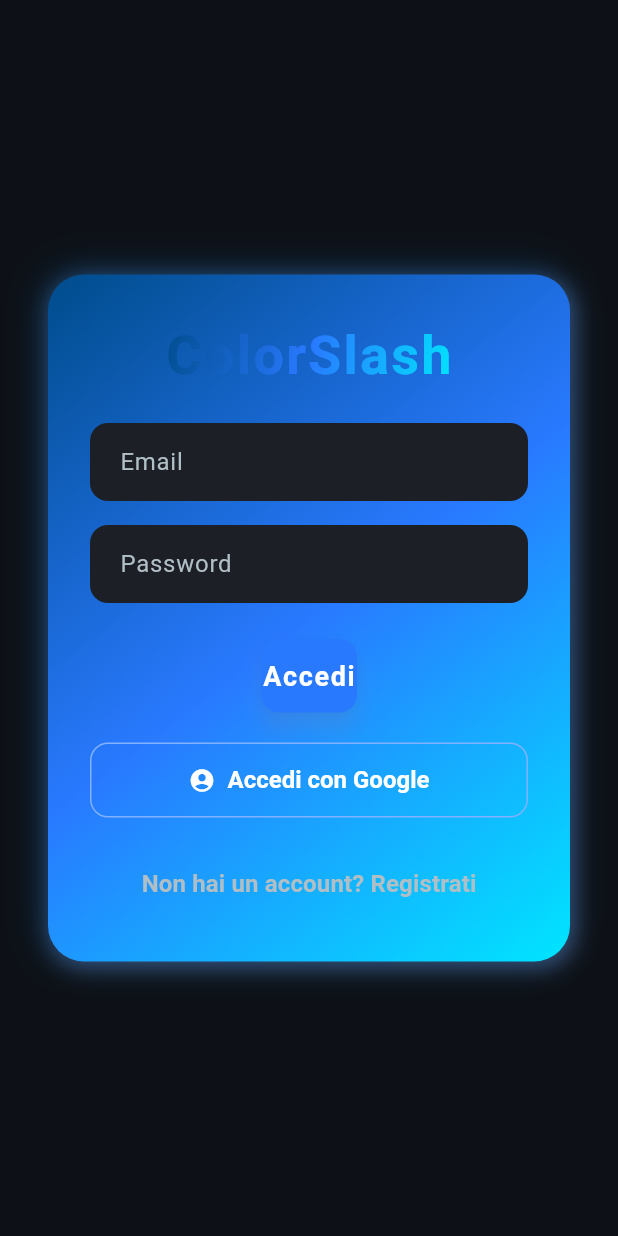
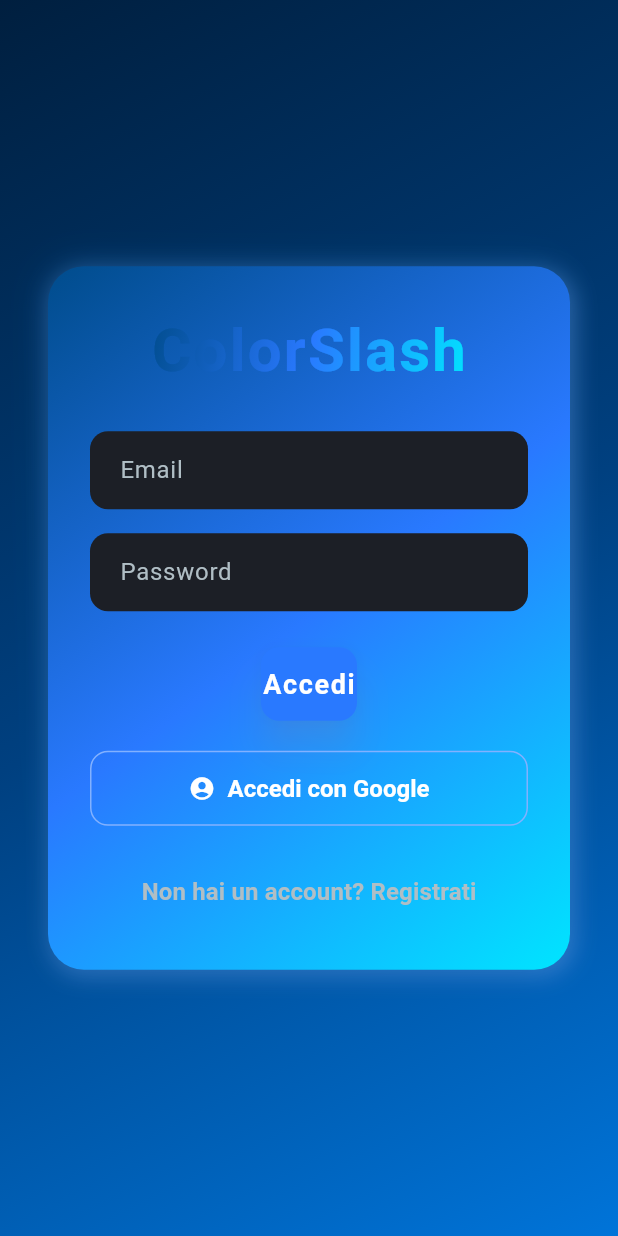
Before and after one commit to Lucabixx/ColorSlash, a Flutter app: the LoginScreen screen opened directly, on a phone screen of 412 x 824 dp. Run offline on Flutter 3.47's test engine with Material 3 defaults, Android fonts, the phone set to English and light mode, and no system bars; our stand-ins replace audioplayers, cloud_firestore, file_picker, firebase_auth, firebase_core, firebase_storage and 9 more; missing offline and left inert: colorslash, flutter_sound; accounts and stored records are empty.

Commit message:
Update login_screen.dart

```diff
--- a/lib/screens/login_screen.dart
+++ b/lib/screens/login_screen.dart
@@ -11,18 +11,48 @@ class LoginScreen extends StatefulWidget {
   State<LoginScreen> createState() => _LoginScreenState();
 }
 
-class _LoginScreenState extends State<LoginScreen> {
+class _LoginScreenState extends State<LoginScreen>
+    with SingleTickerProviderStateMixin {
   final emailCtrl = TextEditingController();
   final passCtrl = TextEditingController();
   bool _loading = false;
+
+  late AnimationController _controller;
+  late Animation<double> _glowAnim;
+
+  @override
+  void initState() {
+    super.initState();
+    _controller =
+        AnimationController(vsync: this, duration: const Duration(seconds: 2))
+          ..repeat(reverse: true);
+    _glowAnim =
+        Tween<double>(begin: 0.4, end: 1).animate(CurvedAnimation(parent: _controller, curve: Curves.easeInOut));
+  }
+
+  @override
+  void dispose() {
+    _controller.dispose();
+    emailCtrl.dispose();
+    passCtrl.dispose();
+    super.dispose();
+  }
 
   @override
   Widget build(BuildContext context) {
     final auth = Provider.of<AuthService>(context);
 
     return Scaffold(
-      backgroundColor: AppColors.background,
-      body: Center(
+      body: AnimatedContainer(
+        duration: const Duration(seconds: 2),
+        decoration: const BoxDecoration(
+          gradient: LinearGradient(
+            colors: [Color(0xFF001F3F), Color(0xFF004080), Color(0xFF0074D9)],
+            begin: Alignment.topLeft,
+            end: Alignment.bottomRight,
+          ),
+        ),
+        child: Center(
           child: SingleChildScrollView(
             padding: const EdgeInsets.symmetric(horizontal: 32),
             child: Container(
@@ -35,26 +65,30 @@ class _LoginScreenState extends State<LoginScreen> {
               child: Column(
                 mainAxisSize: MainAxisSize.min,
                 children: [
-                ShaderMask(
+                  ScaleTransition(
+                    scale: _glowAnim,
+                    child: ShaderMask(
                       shaderCallback: (bounds) =>
                           AppColors.metallicGradient.createShader(bounds),
                       child: const Text(
                         "ColorSlash",
                         style: TextStyle(
-                      fontSize: 36,
+                          fontSize: 40,
                           fontWeight: FontWeight.bold,
                           color: Colors.white,
                           letterSpacing: 1.5,
                         ),
                       ),
                     ),
-                const SizedBox(height: 20),
+                  ),
+                  const SizedBox(height: 25),
                   TextField(
                     controller: emailCtrl,
                     style: const TextStyle(color: AppColors.textPrimary),
                     decoration: InputDecoration(
                       hintText: "Email",
-                    hintStyle: const TextStyle(color: AppColors.textSecondary),
+                      hintStyle:
+                          const TextStyle(color: AppColors.textSecondary),
                       filled: true,
                       fillColor: AppColors.surface,
                       border: OutlineInputBorder(
@@ -70,7 +104,8 @@ class _LoginScreenState extends State<LoginScreen> {
                     style: const TextStyle(color: AppColors.textPrimary),
                     decoration: InputDecoration(
                       hintText: "Password",
-                    hintStyle: const TextStyle(color: AppColors.textSecondary),
+                      hintStyle:
+                          const TextStyle(color: AppColors.textSecondary),
                       filled: true,
                       fillColor: AppColors.surface,
                       border: OutlineInputBorder(
@@ -93,7 +128,8 @@ class _LoginScreenState extends State<LoginScreen> {
                             if (ok && mounted) {
                               Navigator.pushReplacement(
                                 context,
-                              MaterialPageRoute(builder: (_) => const HomeScreen()),
+                                MaterialPageRoute(
+                                    builder: (_) => const HomeScreen()),
                               );
                             }
                           },
@@ -103,14 +139,16 @@ class _LoginScreenState extends State<LoginScreen> {
                       shape: RoundedRectangleBorder(
                         borderRadius: BorderRadius.circular(12),
                       ),
-                    elevation: 6,
+                      elevation: 10,
                     ),
                     child: _loading
                         ? const CircularProgressIndicator(color: Colors.white)
                         : const Text(
                             "Accedi",
                             style: TextStyle(
-                              fontSize: 18, fontWeight: FontWeight.bold),
+                              fontSize: 18,
+                              fontWeight: FontWeight.bold,
+                            ),
                           ),
                   ),
                   const SizedBox(height: 20),
@@ -141,6 +179,7 @@ class _LoginScreenState extends State<LoginScreen> {
             ),
           ),
         ),
+      ),
     );
   }
 }
```
Lines whose indentation alone changed are shown as unchanged.
